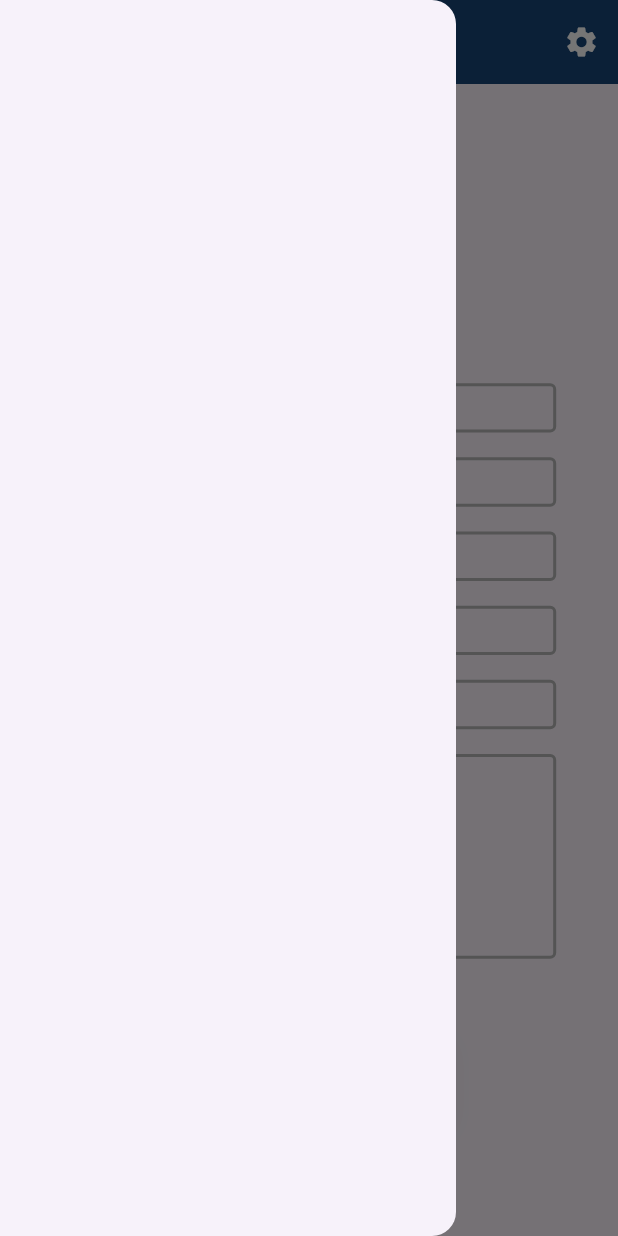
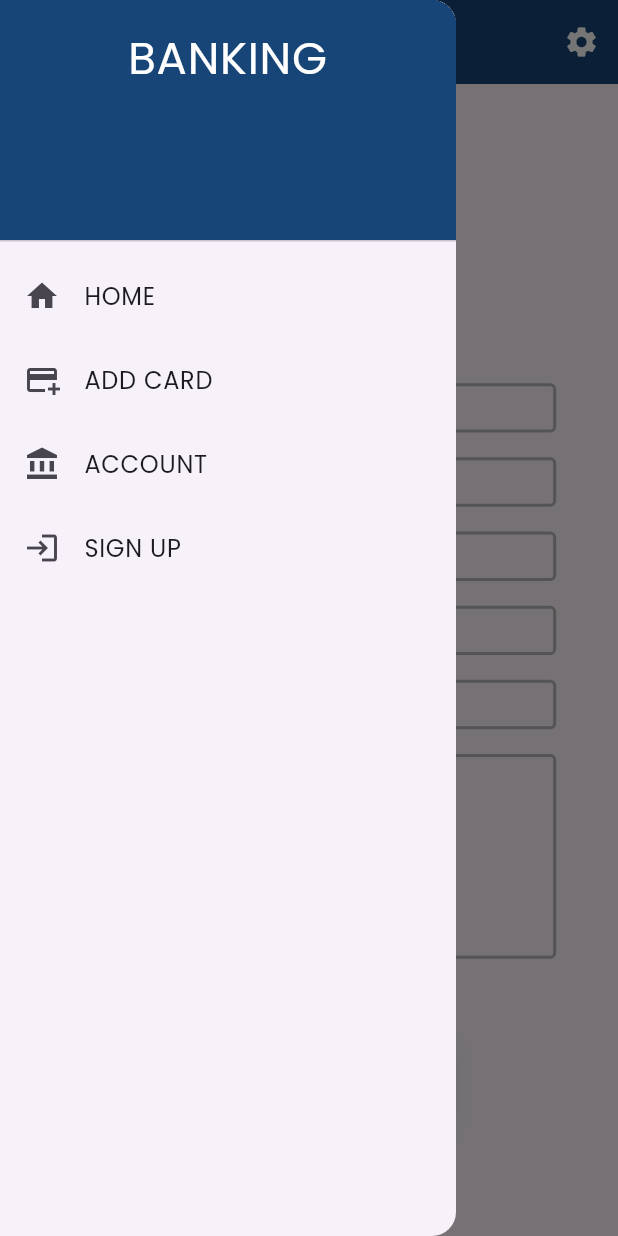
Before and after one commit to shayansaeed123/banking, a Flutter app: the AccountScreen screen opened directly, with the side drawer open, on a phone screen of 412 x 824 dp. Run offline on Flutter 3.47's test engine with Material 3 defaults, Android fonts, the phone set to English and light mode, and no system bars; our stand-ins replace country_picker, flutter_svg, google_fonts; missing offline and left inert: datepicker_dropdown.

Commit message:
updated
updated

```diff
--- a/lib/views/account_screen.dart
+++ b/lib/views/account_screen.dart
@@ -1,8 +1,11 @@
 import 'package:banking/repo/widgets/button.dart';
 import 'package:banking/repo/widgets/text_field.dart';
+import 'package:banking/views/sign_up_screen.dart';
 import 'package:flutter/material.dart';
 
 import '../repo/colors.dart';
+import 'add_card_screen.dart';
+import 'home_screen.dart';
 
 class AccountScreen extends StatefulWidget {
   const AccountScreen({super.key});
@@ -25,6 +28,8 @@ class _AccountScreenState extends State<AccountScreen> {
     return Scaffold(
       appBar: AppBar(
         // leading: Icon(Icons.arrow_back_ios),
+        title: Text('ACCOUNT',style: TextStyle(color: Colors.white)),
+        centerTitle: true,
         actions: [
           InkWell(
             onTap: (){
@@ -35,7 +40,60 @@ class _AccountScreenState extends State<AccountScreen> {
           SizedBox(width:width*0.03,),
         ],
       ),
-      drawer: Drawer(),
+      drawer: Drawer(
+        child: ListView(
+          // Important: Remove any padding from the ListView.
+          padding: EdgeInsets.zero,
+          children: [
+            const DrawerHeader(
+              decoration: BoxDecoration(
+                color: Color(0xFF184577),
+              ),
+              child: Text("BANKING",style: TextStyle(color: Colors.white,fontSize: 30),textAlign: TextAlign.center),
+            ),
+            ListTile(
+              leading: Icon(
+                Icons.home,
+              ),
+              title: const Text('HOME'),
+              onTap: () {
+                Navigator.push(context, MaterialPageRoute(builder: (context) => HomeScreen(),));
+                // Navigator.pop(context);
+              },
+            ),
+            ListTile(
+              leading: Icon(
+                Icons.add_card_outlined,
+              ),
+              title: const Text('ADD CARD'),
+              onTap: () {
+                Navigator.push(context, MaterialPageRoute(builder: (context) => AddCardScreen(),));
+                // Navigator.pop(context);
+              },
+            ),
+            ListTile(
+              leading: Icon(
+                Icons.account_balance,
+              ),
+              title: const Text('ACCOUNT'),
+              onTap: () {
+                Navigator.push(context, MaterialPageRoute(builder: (context) => AccountScreen(),));
+                // Navigator.pop(context);
+              },
+            ),
+            ListTile(
+              leading: Icon(
+                Icons.login_outlined,
+              ),
+              title: const Text('SIGN UP'),
+              onTap: () {
+                Navigator.push(context, MaterialPageRoute(builder: (context) => SignUpScreen(),));
+                // Navigator.pop(context);
+              },
+            ),
+          ],
+        ),
+      ),
       body: Container(
         width: width,
         height: height*0.9,
@@ -92,7 +150,7 @@ class _AccountScreenState extends State<AccountScreen> {
                 textAlign: TextAlign.start,
                 textInputType: TextInputType.text,
                 obscureChara: '*',
-                obscure: false,
+                obscure: true,
                 border: 4,
               ),
             ),
--- a/lib/views/add_card_screen.dart
+++ b/lib/views/add_card_screen.dart
@@ -1,3 +1,4 @@
+import 'package:banking/views/sign_up_screen.dart';
 import 'package:country_picker/country_picker.dart';
 import 'package:datepicker_dropdown/datepicker_dropdown.dart';
 import 'package:flutter/material.dart';
@@ -6,6 +7,8 @@ import '../repo/colors.dart';
 import '../repo/widgets/button.dart';
 import 'package:flutter_svg/flutter_svg.dart';
 import '../repo/widgets/text_field.dart';
+import 'account_screen.dart';
+import 'home_screen.dart';
 
 class AddCardScreen extends StatefulWidget {
   const AddCardScreen({super.key});
@@ -29,6 +32,8 @@ class _AddCardScreenState extends State<AddCardScreen> {
     return Scaffold(
       appBar: AppBar(
         // leading: Icon(Icons.arrow_back_ios),
+        title: Text('ADD CARD',style: TextStyle(color: Colors.white)),
+        centerTitle: true,
         actions: [
           InkWell(
             onTap: (){
@@ -39,7 +44,60 @@ class _AddCardScreenState extends State<AddCardScreen> {
           SizedBox(width:width*0.03,),
         ],
       ),
-      drawer: Drawer(),
+      drawer: Drawer(
+        child: ListView(
+          // Important: Remove any padding from the ListView.
+          padding: EdgeInsets.zero,
+          children: [
+            const DrawerHeader(
+              decoration: BoxDecoration(
+                color: Color(0xFF184577),
+              ),
+              child: Text("BANKING",style: TextStyle(color: Colors.white,fontSize: 30),textAlign: TextAlign.center),
+            ),
+            ListTile(
+              leading: Icon(
+                Icons.home,
+              ),
+              title: const Text('HOME'),
+              onTap: () {
+                Navigator.push(context, MaterialPageRoute(builder: (context) => HomeScreen(),));
+                // Navigator.pop(context);
+              },
+            ),
+            ListTile(
+              leading: Icon(
+                Icons.add_card_outlined,
+              ),
+              title: const Text('ADD CARD'),
+              onTap: () {
+                Navigator.push(context, MaterialPageRoute(builder: (context) => AddCardScreen(),));
+                // Navigator.pop(context);
+              },
+            ),
+            ListTile(
+              leading: Icon(
+                Icons.account_balance,
+              ),
+              title: const Text('ACCOUNT'),
+              onTap: () {
+                Navigator.push(context, MaterialPageRoute(builder: (context) => AccountScreen(),));
+                // Navigator.pop(context);
+              },
+            ),
+            ListTile(
+              leading: Icon(
+                Icons.login_outlined,
+              ),
+              title: const Text('SIGN UP'),
+              onTap: () {
+                Navigator.push(context, MaterialPageRoute(builder: (context) => SignUpScreen(),));
+                // Navigator.pop(context);
+              },
+            ),
+          ],
+        ),
+      ),
       body: Container(
         width: width,
         height: height*0.9,
```
Also changed, not shown: lib/views/home_screen.dart (+15 -8 lines).
